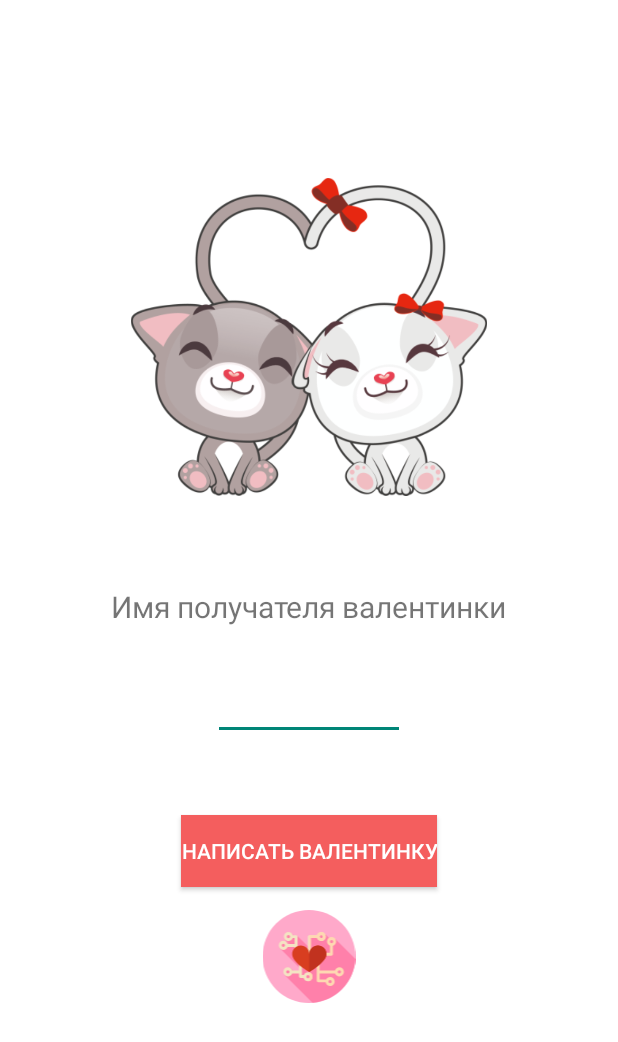
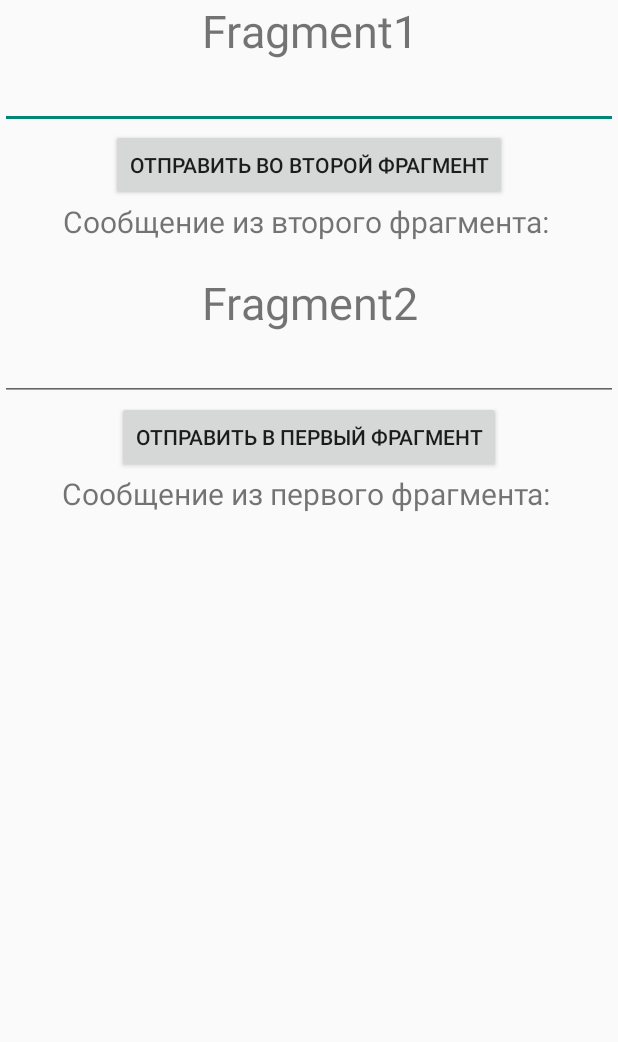
Before and after one commit to Lapcha/practice3, an Android app: the screen it shows after launch (MainActivity), on a phone screen of 412 x 824 dp. Shown: the top 1042 px of the screen. Run offline under Robolectric (Android 15) with nearby library versions, the light colour scheme and no system bars.

Commit message:
smth text

```diff
--- /dev/null
+++ b/app/src/main/java/com/example/practice2/ExternalFragment.java
@@ -0,0 +1,42 @@
+package com.example.practice2;
+
+import android.os.Bundle;
+import android.view.LayoutInflater;
+import android.view.View;
+import android.view.ViewGroup;
+
+import androidx.annotation.NonNull;
+import androidx.fragment.app.Fragment;
+import androidx.fragment.app.FragmentResultListener;
+import androidx.fragment.app.FragmentTransaction;
+
+import com.example.practice2.databinding.ExternalFragmentBinding;
+import com.example.practice2.databinding.Fragment2Binding;
+
+public class ExternalFragment extends Fragment {
+    public View onCreateView(LayoutInflater inflater, ViewGroup container,
+                             Bundle savedInstanceState) {
+        ExternalFragmentBinding binding = ExternalFragmentBinding.inflate(getLayoutInflater());
+
+        Fragment internalFragment = new InternalFragment();
+        FragmentTransaction transaction = getChildFragmentManager().beginTransaction();
+        transaction.add(R.id.internalFragment, internalFragment).commit();
+
+        getChildFragmentManager().setFragmentResultListener("dataFromFragment2", this, new FragmentResultListener() {
+            @Override
+            public void onFragmentResult(@NonNull String requestKey, @NonNull Bundle result) {
+                binding.textFromF2.setText(result.getString("Fragment2"));
+            }
+        });
+
+        binding.buttonToFragment2.setOnClickListener(new View.OnClickListener() {
+            @Override
+            public void onClick(View v) {
+                Bundle result = new Bundle();
+                result.putString("Fragment1", binding.editText1.getText().toString());
+                getChildFragmentManager().setFragmentResult("dataFromFragment1", result);
+            }
+        });
+        return binding.getRoot();
+    }
+}
--- /dev/null
+++ b/app/src/main/java/com/example/practice2/InternalFragment.java
@@ -0,0 +1,38 @@
+package com.example.practice2;
+
+import android.os.Bundle;
+import android.view.LayoutInflater;
+import android.view.View;
+import android.view.ViewGroup;
+
+import androidx.annotation.NonNull;
+import androidx.fragment.app.Fragment;
+import androidx.fragment.app.FragmentResultListener;
+import androidx.fragment.app.FragmentTransaction;
+
+import com.example.practice2.databinding.Fragment2Binding;
+import com.example.practice2.databinding.InternalFragmentBinding;
+
+public class InternalFragment extends Fragment {
+    @Override
+    public View onCreateView(LayoutInflater inflater, ViewGroup container,
+                             Bundle savedInstanceState) {
+        InternalFragmentBinding binding = InternalFragmentBinding.inflate(getLayoutInflater());
+        getParentFragmentManager().setFragmentResultListener("dataFromFragment1", this, new FragmentResultListener() {
+            @Override
+            public void onFragmentResult(@NonNull String requestKey, @NonNull Bundle result) {
+                binding.textFromF1.setText(result.getString("Fragment1"));
+            }
+        });
+
+        binding.buttonToFragment1.setOnClickListener(new View.OnClickListener() {
+            @Override
+            public void onClick(View v) {
+                Bundle result = new Bundle();
+                result.putString("Fragment2", binding.editText2.getText().toString());
+                getParentFragmentManager().setFragmentResult("dataFromFragment2", result);
+            }
+        });
+        return binding.getRoot();
+    }
+}
--- a/app/src/main/java/com/example/practice2/MainActivity.java
+++ b/app/src/main/java/com/example/practice2/MainActivity.java
@@ -24,13 +24,13 @@ public class MainActivity extends AppCompatActivity {
     @Override
     protected void onCreate(Bundle savedInstanceState) {
         super.onCreate(savedInstanceState);
-        setContentView(R.layout.activity_main_linear);
+        setContentView(R.layout.main_container);
         if (savedInstanceState == null) {
             getSupportFragmentManager().beginTransaction()
                     .setReorderingAllowed(true)
-                    .add(R.id.main_container, MainFragment.class, null)
-                    .addToBackStack("first fragment")
+                    .add(R.id.externalFragment, ExternalFragment.class, null)
                     .commit();
+
         }
     }
 
--- a/app/src/main/java/com/example/practice2/MainFragment.java
+++ b/app/src/main/java/com/example/practice2/MainFragment.java
@@ -55,7 +55,6 @@ public class MainFragment extends Fragment {
                 Bundle result = new Bundle();
                 result.putString("mainFragment", binding.editText.getText().toString());
                 getParentFragmentManager().setFragmentResult("dataFromMainFragment", result);
-
 
                 Fragment fragment = new SecondFragment();
                 FragmentManager manager = getActivity().getSupportFragmentManager();
--- a/app/src/main/java/com/example/practice2/SecondFragment.java
+++ b/app/src/main/java/com/example/practice2/SecondFragment.java
@@ -33,7 +33,6 @@ public class SecondFragment extends Fragment {
         binding.buttonComeBack.setOnClickListener(new View.OnClickListener() {
             @Override
             public void onClick(View v) {
-
                 Fragment fragment = new MainFragment();
                 FragmentManager manager = getActivity().getSupportFragmentManager();
 
--- /dev/null
+++ b/app/src/main/res/layout/external_fragment.xml
@@ -0,0 +1,41 @@
+<?xml version="1.0" encoding="utf-8"?>
+<LinearLayout xmlns:android="http://schemas.android.com/apk/res/android"
+    android:orientation="vertical"
+    android:layout_width="match_parent"
+    android:layout_height="match_parent"
+    >
+    <TextView
+        android:layout_width="match_parent"
+        android:layout_height="wrap_content"
+        android:textSize="30sp"
+        android:text="Fragment1"
+        android:gravity="center"/>
+
+    <EditText
+        android:id="@+id/editText1"
+        android:layout_width="match_parent"
+        android:layout_height="wrap_content"/>
+
+    <Button
+        android:id="@+id/buttonToFragment2"
+        android:layout_width="wrap_content"
+        android:layout_height="wrap_content"
+        android:layout_gravity="center"
+        android:text="Отправить во второй фрагмент"/>
+
+    <TextView
+        android:layout_width="match_parent"
+        android:layout_height="wrap_content"
+        android:id="@+id/textFromF2"
+        android:text="Сообщение из второго фрагмента: "
+        android:textSize="20sp"
+        android:gravity="center"/>
+
+    <androidx.fragment.app.FragmentContainerView
+        android:layout_marginTop="20dp"
+        android:id="@+id/internalFragment"
+        android:layout_width="match_parent"
+        android:layout_height="wrap_content"
+        android:orientation="vertical"
+        />
+</LinearLayout>
--- /dev/null
+++ b/app/src/main/res/layout/internal_fragment.xml
@@ -0,0 +1,32 @@
+<?xml version="1.0" encoding="utf-8"?>
+<LinearLayout xmlns:android="http://schemas.android.com/apk/res/android"
+    android:orientation="vertical"
+    android:layout_width="match_parent"
+    android:layout_height="match_parent">
+    <TextView
+        android:layout_width="match_parent"
+        android:layout_height="wrap_content"
+        android:textSize="30sp"
+        android:text="Fragment2"
+        android:gravity="center"/>
+
+    <EditText
+        android:id="@+id/editText2"
+        android:layout_width="match_parent"
+        android:layout_height="wrap_content"/>
+
+    <Button
+        android:id="@+id/buttonToFragment1"
+        android:layout_width="wrap_content"
+        android:layout_height="wrap_content"
+        android:layout_gravity="center"
+        android:text="Отправить в первый фрагмент"/>
+
+    <TextView
+        android:layout_width="match_parent"
+        android:layout_height="wrap_content"
+        android:id="@+id/textFromF1"
+        android:text="Сообщение из первого фрагмента: "
+        android:textSize="20sp"
+        android:gravity="center"/>
+</LinearLayout>
--- /dev/null
+++ b/app/src/main/res/layout/main_container.xml
@@ -0,0 +1,13 @@
+<?xml version="1.0" encoding="utf-8"?>
+<LinearLayout xmlns:android="http://schemas.android.com/apk/res/android"
+    android:layout_width="match_parent"
+    android:layout_height="match_parent"
+    android:orientation="vertical" >
+
+    <androidx.fragment.app.FragmentContainerView
+        android:id="@+id/externalFragment"
+        android:layout_width="match_parent"
+        android:layout_height="wrap_content"
+        android:orientation="vertical"
+        />
+</LinearLayout>
```
Also changed, not shown: app/src/main/java/com/example/practice2/Fragment1.java (added, +39 -0 lines), app/src/main/java/com/example/practice2/Fragment2.java (added, +38 -0 lines), app/src/main/res/layout/activity_main_two_fragments_sbs.xml (added, +19 -0 lines), app/src/main/res/layout/fragment_1.xml (added, +35 -0 lines), app/src/main/res/layout/fragment_2.xml (added, +35 -0 lines).
